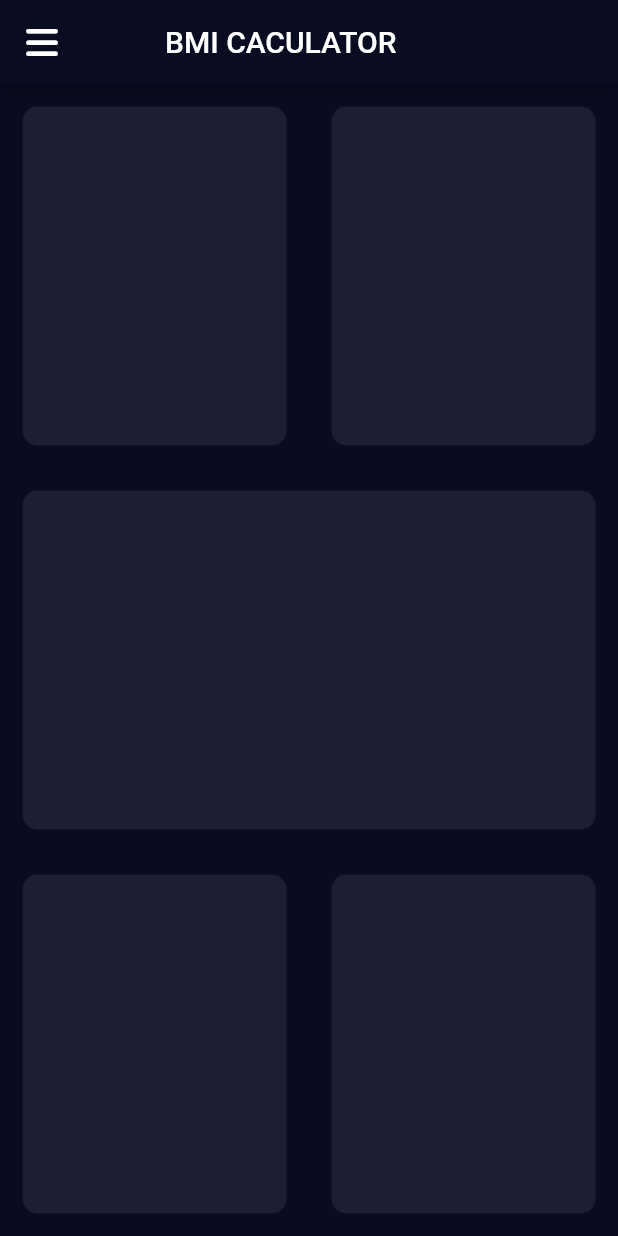
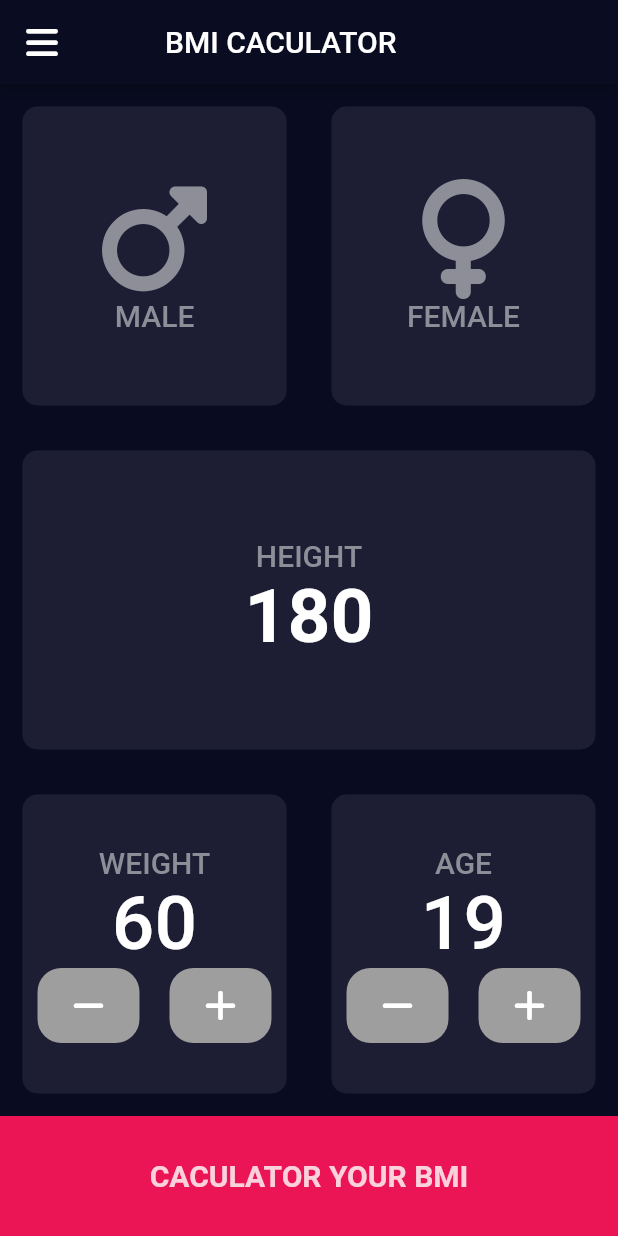
Before and after one commit to TienPhuc02/bmi-caculator, a Flutter app: the screen it shows after launch, on a phone screen of 412 x 824 dp. Run offline on Flutter 3.47's test engine with Material 2 defaults, Android fonts, the phone set to English and light mode, and no system bars; our stand-ins replace font_awesome_flutter.

Commit message:
refactor and complete base frontend

```diff
--- a/lib/input_page.dart
+++ b/lib/input_page.dart
@@ -1,5 +1,12 @@
 import 'package:flutter/material.dart';
 import 'package:font_awesome_flutter/font_awesome_flutter.dart';
+
+const inactiveCardColor = Color(0xff1D1E33);
+const activeCardColor = Colors.black;
+const inactiveIconColor = Color(0xff8D8E98);
+const activeIconColor = Colors.white;
+const inactiveTextCardColor = Color(0xff8D8E98);
+const activeTextCardColor = Colors.white;
 
 class InputPage extends StatefulWidget {
   const InputPage({super.key});
@@ -25,34 +32,79 @@ class _InputPageState extends State<InputPage> {
           ],
         ),
       ),
-      body: const SafeArea(
+      body: SafeArea(
         child: Column(
           children: <Widget>[
             Expanded(
               child: Row(
                 children: <Widget>[
                   Expanded(
-                    child: Card(color: Color(0xff1D1E33)),
+                    child: GestureDetector(
+                      onTap: () {
+                        print("hello world");
+                      },
+                      child: const Card(
+                        color: Color(0xff1D1E33),
+                        cardChild: CardContentGender(
+                            iconGender: FontAwesomeIcons.mars,
+                            nameGender: "MALE"),
+                      ),
+                    ),
                   ),
-                  Expanded(
-                    child: Card(color: Color(0xff1D1E33)),
+                  const Expanded(
+                    child: Card(
+                      color: Color(0xff1D1E33),
+                      cardChild: CardContentGender(
+                          iconGender: FontAwesomeIcons.venus,
+                          nameGender: "FEMALE"),
+                    ),
                   ),
                 ],
               ),
             ),
-            Expanded(
-              child: Card(color: Color(0xff1D1E33)),
+            const Expanded(
+              child: Card(
+                color: Color(0xff1D1E33),
+                cardChild:
+                    CardContentHeight(nameData: "HEIGHT", resultData: "180"),
+              ),
             ),
-            Expanded(
+            const Expanded(
               child: Row(
                 children: <Widget>[
                   Expanded(
-                    child: Card(color: Color(0xff1D1E33)),
+                    child: Card(
+                      color: Color(0xff1D1E33),
+                      cardChild: CardContentWeightAge(
+                        nameData: "WEIGHT",
+                        resultData: "60",
+                      ),
+                    ),
                   ),
                   Expanded(
-                    child: Card(color: Color(0xff1D1E33)),
+                    child: Card(
+                      color: Color(0xff1D1E33),
+                      cardChild: CardContentWeightAge(
+                        nameData: "AGE",
+                        resultData: "19",
+                      ),
+                    ),
                   ),
                 ],
+              ),
+            ),
+            Container(
+              width: double.infinity,
+              height: 80,
+              color: const Color(0xffEB1555),
+              child: const Center(
+                child: Text(
+                  "CACULATOR YOUR BMI",
+                  style: TextStyle(
+                      color: Color(0xffFBD1DE),
+                      fontWeight: FontWeight.bold,
+                      fontSize: 20),
+                ),
               ),
             ),
           ],
@@ -62,9 +114,141 @@ class _InputPageState extends State<InputPage> {
   }
 }
 
+class CardContentWeightAge extends StatelessWidget {
+  const CardContentWeightAge(
+      {super.key, required this.nameData, required this.resultData});
+  final String nameData;
+  final String resultData;
+  @override
+  Widget build(BuildContext context) {
+    return Column(
+      mainAxisAlignment: MainAxisAlignment.center,
+      children: <Widget>[
+        Container(
+          child: Text(
+            nameData,
+            style: const TextStyle(
+                color: Color(0xff8D8E98),
+                fontWeight: FontWeight.w500,
+                fontSize: 20),
+          ),
+        ),
+        Container(
+          child: Text(
+            resultData,
+            style: const TextStyle(
+                color: Colors.white, fontWeight: FontWeight.w500, fontSize: 50),
+          ),
+        ),
+        Row(
+          children: <Widget>[
+            Expanded(
+              child: Container(
+                decoration: BoxDecoration(
+                  borderRadius: BorderRadius.circular(16.0),
+                  color: Colors.grey,
+                ),
+                margin: const EdgeInsets.fromLTRB(10, 0, 10, 0),
+                height: 50,
+                child: const Icon(
+                  FontAwesomeIcons.minus,
+                  color: Colors.white,
+                ),
+              ),
+            ),
+            Expanded(
+              child: Container(
+                decoration: BoxDecoration(
+                  borderRadius: BorderRadius.circular(16.0),
+                  color: Colors.grey,
+                ),
+                margin: const EdgeInsets.fromLTRB(10, 0, 10, 0),
+                height: 50,
+                child: const Icon(
+                  FontAwesomeIcons.plus,
+                  color: Colors.white,
+                ),
+              ),
+            ),
+          ],
+        )
+      ],
+    );
+  }
+}
+
+class CardContentHeight extends StatelessWidget {
+  const CardContentHeight(
+      {super.key, required this.nameData, required this.resultData});
+  final String nameData;
+  final String resultData;
+  @override
+  Widget build(BuildContext context) {
+    return Container(
+      width: double.infinity,
+      child: Column(
+        mainAxisAlignment: MainAxisAlignment.center,
+        children: <Widget>[
+          Container(
+            child: Text(
+              nameData,
+              style: const TextStyle(
+                color: Color(0xff8D8E98),
+                fontWeight: FontWeight.w500,
+                fontSize: 20,
+              ),
+            ),
+          ),
+          Container(
+            child: Text(
+              resultData,
+              style: const TextStyle(
+                  color: Colors.white,
+                  fontSize: 50,
+                  fontWeight: FontWeight.w600),
+            ),
+          )
+        ],
+      ),
+    );
+  }
+}
+
+class CardContentGender extends StatelessWidget {
+  const CardContentGender(
+      {super.key, required this.nameGender, required this.iconGender});
+  final String nameGender;
+  final IconData iconGender;
+  @override
+  Widget build(BuildContext context) {
+    return Column(
+      mainAxisAlignment: MainAxisAlignment.center,
+      children: <Widget>[
+        Container(
+          child: Icon(
+            iconGender,
+            size: 80,
+            color: const Color(0xff8D8E98),
+          ),
+        ),
+        Container(
+          child: Text(
+            nameGender,
+            style: const TextStyle(
+                color: Color(0xff8D8E98),
+                fontWeight: FontWeight.w500,
+                fontSize: 20),
+          ),
+        ),
+      ],
+    );
+  }
+}
+
 class Card extends StatelessWidget {
-  const Card({super.key, required this.color});
+  const Card({super.key, required this.color, required this.cardChild});
   final Color color;
+  final Widget cardChild;
   @override
   Widget build(BuildContext context) {
     return Container(
@@ -73,6 +257,7 @@ class Card extends StatelessWidget {
         color: color,
         borderRadius: BorderRadius.circular(10),
       ),
+      child: cardChild,
     );
   }
 }
```
